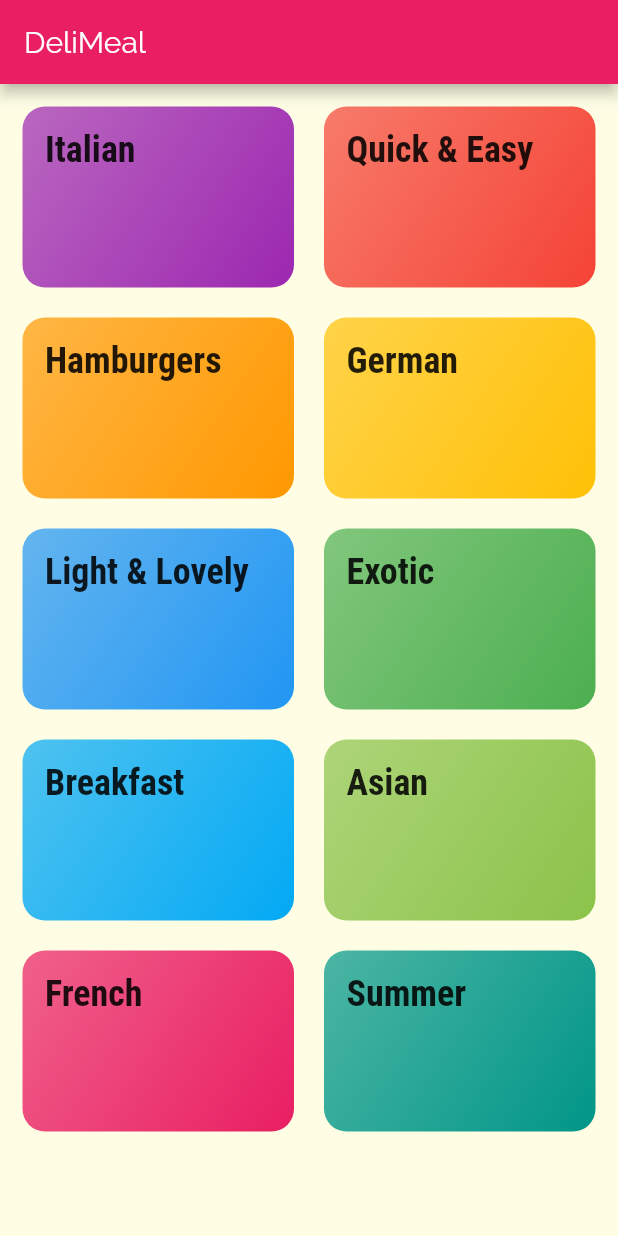
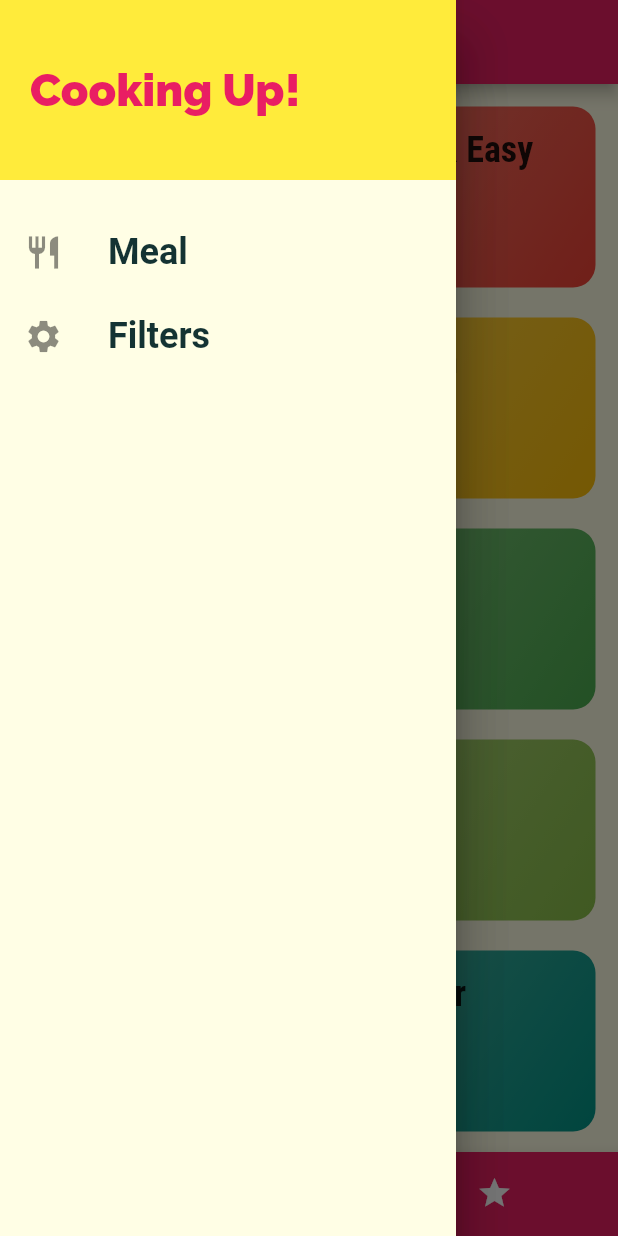
Before and after one commit to lucashigor/flutter-basic, a Flutter app: the screen it shows after launch, with the side drawer open (before the commit the screen has no drawer), on a phone screen of 412 x 824 dp. Run offline on Flutter 3.47's test engine with Material 2 defaults, Android fonts, the phone set to English and light mode, and no system bars; Roboto replaces fonts that are missing (RobotoCondesed).

Commit message:
Final Second Class

```diff
--- a/second_class/lib/main.dart
+++ b/second_class/lib/main.dart
@@ -1,8 +1,11 @@
 import 'package:flutter/material.dart';
-import 'package:flutter_complete_guide/screens/categories_screen.dart';
-import 'package:flutter_complete_guide/screens/category_meals_screen.dart';
+import './screens/filters_screen.dart';
+import './screens/tabs_screen_bottom.dart';
+import './screens/categories_screen.dart';
+import './screens/category_meals_screen.dart';
+import './screens/filters_screen.dart';
 
-import 'package:flutter_complete_guide/screens/MealDetail.dart';
+import './screens/MealDetail.dart';
 
 void main() => runApp(MyApp());
 
@@ -31,9 +34,10 @@ class MyApp extends StatelessWidget {
       //home: CategoriesScreen(),
       initialRoute: '/',
       routes: {
-        '/': (ctx) => CategoriesScreen(),
-        CategoryMealsScreen.routName: (ctx) => CategoryMealsScreen(),
-        MealDetailScreen.routName: (ctx) => MealDetailScreen(),
+        '/': (ctx) => TabsScrennBottom(),
+        CategoryMealsScreen.routeName: (ctx) => CategoryMealsScreen(),
+        MealDetailScreen.routeName: (ctx) => MealDetailScreen(),
+        FiltersScreen.routeName: (ctx) => FiltersScreen(),
       },
       onGenerateRoute: (settings) {
         return MaterialPageRoute(builder: (ctx) => CategoriesScreen());
--- a/second_class/lib/screens/categories_screen.dart
+++ b/second_class/lib/screens/categories_screen.dart
@@ -1,30 +1,23 @@
 import 'package:flutter/material.dart';
-import 'package:flutter_complete_guide/widgets/CategoryItem.dart';
+import '../widgets/CategoryItem.dart';
 
 import '../dummy-data.dart';
 
 class CategoriesScreen extends StatelessWidget {
   @override
   Widget build(BuildContext context) {
-    return Scaffold(
-      appBar: AppBar(title: const Text('DeliMeal'),),
-      body: GridView(
+    return GridView(
       children: DUMMY_CATEGORIES
           .map(
-        (catData) => CategoryItem(
-          catData.id,
-        catData.title,
-        catData.color
-      ),
+            (catData) => CategoryItem(catData.id, catData.title, catData.color),
           )
           .toList(),
       padding: const EdgeInsets.all(15),
       gridDelegate: SliverGridDelegateWithMaxCrossAxisExtent(
         maxCrossAxisExtent: 200,
-        childAspectRatio: 3 /2,
+        childAspectRatio: 3 / 2,
         crossAxisSpacing: 20,
         mainAxisSpacing: 20,
-        ),
       ),
     );
   }
--- a/second_class/lib/screens/category_meals_screen.dart
+++ b/second_class/lib/screens/category_meals_screen.dart
@@ -3,7 +3,7 @@ import 'package:flutter_complete_guide/widgets/MealItem.dart';
 import '../dummy-data.dart';
 
 class CategoryMealsScreen extends StatelessWidget {
-  static const routName = '/category-meals';
+  static const routeName = '/category-meals';
   //final String categoryId;
   //final String categoryTitle;
 
--- /dev/null
+++ b/second_class/lib/screens/tabs_screen_bottom.dart
@@ -0,0 +1,63 @@
+import 'package:flutter/material.dart';
+import '../widgets/main_drawer.dart';
+import './categories_screen.dart';
+import './favorites_screen.dart';
+
+class TabsScrennBottom extends StatefulWidget {
+  @override
+  _TabsScrennBottomState createState() => _TabsScrennBottomState();
+}
+
+class _TabsScrennBottomState extends State<TabsScrennBottom> {
+  final List<Map<String, Object>> _pages = [
+    {
+      'page': CategoriesScreen(),
+      'title': 'Categories',
+    },
+    {
+      'page': FavoriteScreen(),
+      'title': 'Your Favorite',
+    },
+  ];
+
+  int _selectedPageIndex = 0;
+
+  void _selectPage(int index) {
+    setState(() {
+      _selectedPageIndex = index;
+    });
+  }
+
+  @override
+  Widget build(BuildContext context) {
+    return Scaffold(
+      appBar: AppBar(
+        title: Text(_pages[_selectedPageIndex]['title']),
+      ),
+      drawer: Drawer(
+        child: MainDrawer(),
+      ),
+      body: _pages[_selectedPageIndex]['page'],
+      bottomNavigationBar: BottomNavigationBar(
+        onTap: _selectPage,
+        backgroundColor: Theme.of(context).primaryColor,
+        unselectedItemColor: Colors.white,
+        selectedItemColor: Colors.yellow,
+        currentIndex: _selectedPageIndex,
+        type: BottomNavigationBarType.shifting,
+        items: [
+          BottomNavigationBarItem(
+            backgroundColor: Theme.of(context).primaryColor,
+            icon: Icon(Icons.category),
+            title: Text('Categorires'),
+          ),
+          BottomNavigationBarItem(
+            backgroundColor: Theme.of(context).primaryColor,
+            icon: Icon(Icons.star),
+            title: Text('Favorites'),
+          ),
+        ],
+      ),
+    );
+  }
+}
--- a/second_class/lib/widgets/MealItem.dart
+++ b/second_class/lib/widgets/MealItem.dart
@@ -44,7 +44,7 @@ class MealItem extends StatelessWidget {
   }
 
   void selectMeal(BuildContext context) {
-    Navigator.of(context).pushNamed(MealDetailScreen.routName, arguments: id);
+    Navigator.of(context).pushNamed(MealDetailScreen.routeName, arguments: id);
   }
 
   @override
--- /dev/null
+++ b/second_class/lib/widgets/main_drawer.dart
@@ -0,0 +1,52 @@
+import 'package:flutter/material.dart';
+import '../screens/filters_screen.dart';
+
+class MainDrawer extends StatelessWidget {
+  Widget buildListTile(String title, IconData icon, Function tab) {
+    return ListTile(
+      leading: Icon(icon, size: 26),
+      title: Text(
+        title,
+        style: TextStyle(
+          fontFamily: 'RobotoCondesed',
+          fontSize: 24,
+          fontWeight: FontWeight.bold,
+        ),
+      ),
+      onTap: tab,
+    );
+  }
+
+  @override
+  Widget build(BuildContext context) {
+    return Drawer(
+      child: Column(
+        children: <Widget>[
+          Container(
+            height: 120,
+            width: double.infinity,
+            padding: EdgeInsets.all(20),
+            alignment: Alignment.centerLeft,
+            color: Colors.yellow,
+            child: Text(
+              'Cooking Up!',
+              style: TextStyle(
+                  fontWeight: FontWeight.w900,
+                  fontSize: 30,
+                  color: Theme.of(context).primaryColor),
+            ),
+          ),
+          SizedBox(
+            height: 20,
+          ),
+          buildListTile('Meal', Icons.restaurant, () {
+            Navigator.of(context).pushNamed('/');
+          }),
+          buildListTile('Filters', Icons.settings, () {
+            Navigator.of(context).pushNamed(FiltersScreen.routeName);
+          }),
+        ],
+      ),
+    );
+  }
+}
```
Also changed, not shown: second_class/lib/screens/MealDetail.dart (+80 -4 lines), second_class/lib/screens/favorites_screen.dart (added, +10 -0 lines), second_class/lib/screens/filters_screen.dart (added, +14 -0 lines), second_class/lib/screens/tabs_screen.dart (added, +41 -0 lines), second_class/lib/widgets/CategoryItem.dart (+9 -8 lines). Lines whose indentation alone changed are shown as unchanged.
